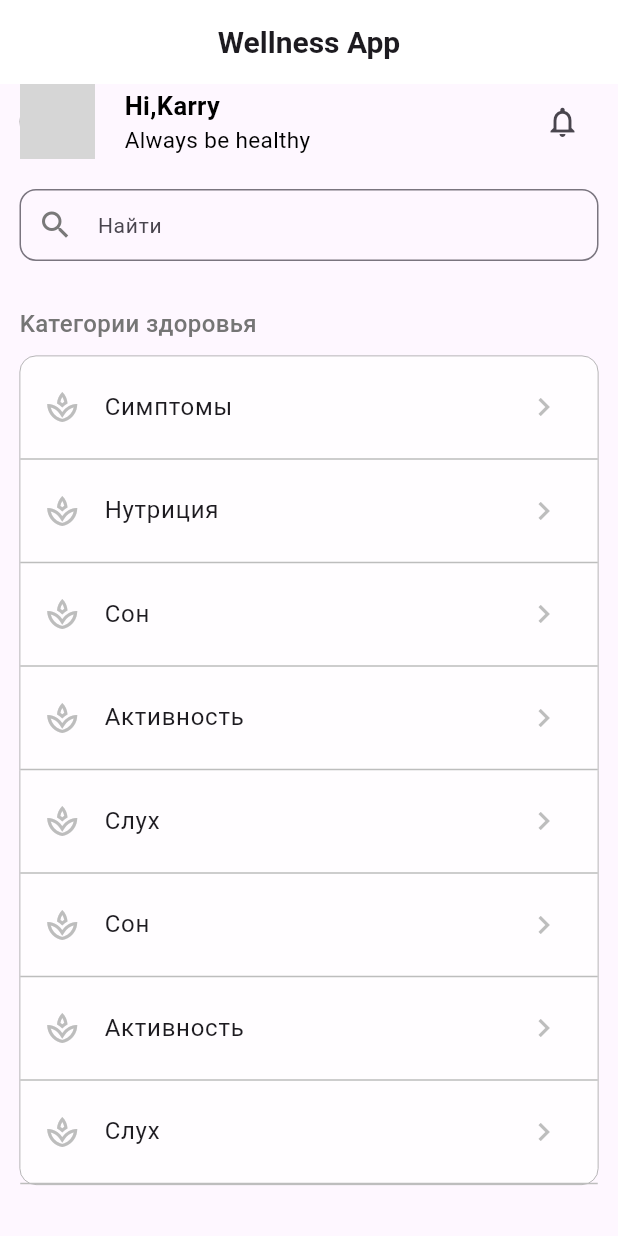
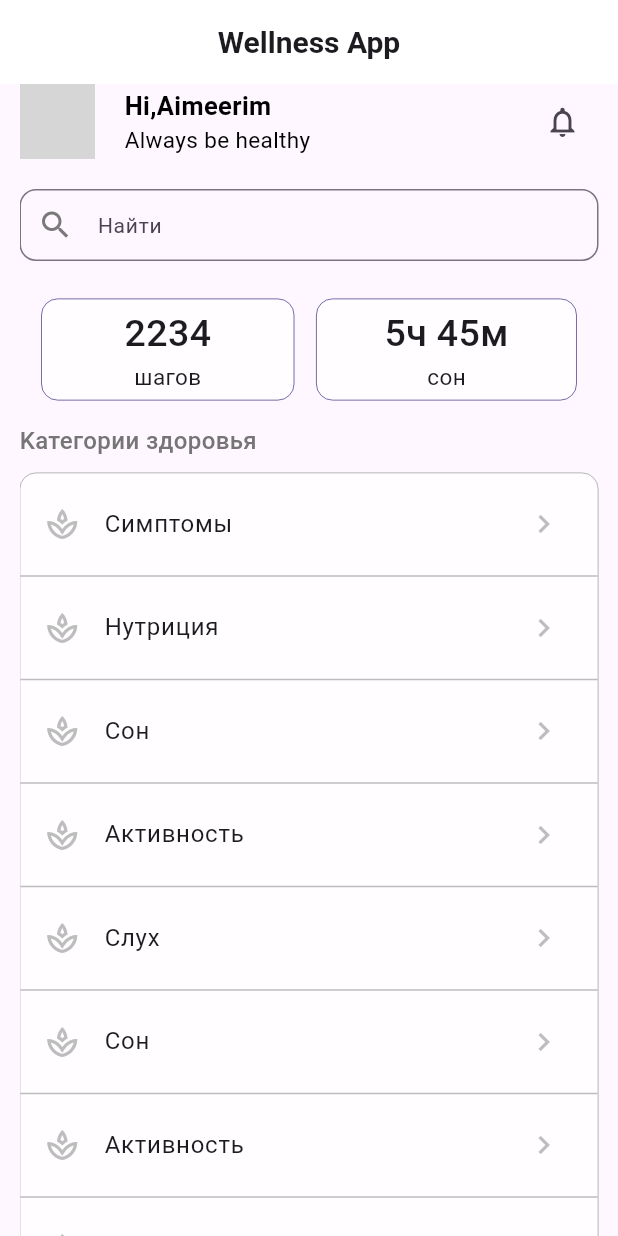
Before and after one commit to eminowam/wellness_mobile, a Flutter app: the HomePage screen opened directly, on a phone screen of 412 x 824 dp. Run offline on Flutter 3.47's test engine with Material 3 defaults, Android fonts, the phone set to English and light mode, and no system bars; our stand-ins replace shared_preferences; missing offline and left inert: flutter_verification_code; accounts and stored records are empty; network calls fail; grey boxes are pictures that could not be loaded.

Commit message:
create container for steps

```diff
--- a/lib/pages/main_screen/main_screen.dart
+++ b/lib/pages/main_screen/main_screen.dart
@@ -1,8 +1,10 @@
 import 'package:flutter/cupertino.dart';
 import 'package:flutter/material.dart';
+import 'package:wellness_mobile/configs/color.dart';
 import 'package:wellness_mobile/pages/main_screen/notification_screen.dart';
 import 'package:wellness_mobile/pages/main_screen/recom_screen.dart';
 import 'package:wellness_mobile/pages/widgets/app_scaffold/app_scaffold.dart';
+import 'package:wellness_mobile/pages/widgets/utils/custom_container.dart';
 import 'package:wellness_mobile/pages/widgets/utils/custom_search.dart';
 
 class HomePage extends StatefulWidget {
@@ -43,7 +45,7 @@ class _HomePageState extends State<HomePage> {
                           backgroundColor: Colors.grey,
                           radius: 25,
                           backgroundImage: NetworkImage(
-                              'https://t3.ftcdn.net/jpg/04/23/59/74/360_F_423597477_AKCjGMtevfCi9XJG0M8jter97kG466y7.jpg'),
+                              "https://thumbs.dreamstime.com/b/asian-beauty-animation-portrait-beautiful-girl-ancient-national-turban-married-woman-s-headdress-central-asia-vector-167032286.jpg"),
                         ),
                         SizedBox(
                           width: 20,
@@ -52,7 +54,7 @@ class _HomePageState extends State<HomePage> {
                           crossAxisAlignment: CrossAxisAlignment.start,
                           children: [
                             Text(
-                              'Hi,Karry',
+                              'Hi,Aimeerim',
                               style: TextStyle(
                                   color: Colors.black,
                                   fontSize: 17,
@@ -85,9 +87,15 @@ class _HomePageState extends State<HomePage> {
                 const SizedBox(
                   height: 15,
                 ),
-                const SizedBox(
-                  height: 15,
+                const SizedBox(height: 10),
+                const Row(
+                  mainAxisAlignment: MainAxisAlignment.spaceEvenly,
+                  children: [
+                    CustomContainer(textTitle: '2234', textSub: 'шагов', horizontal: 55),
+                    CustomContainer(textTitle: '5ч 45м', textSub: 'сон', horizontal: 45),
+                  ],
                 ),
+                const SizedBox(height: 15,),
                 Text(
                   'Kатегории здоровья',
                   style: TextStyle(
@@ -97,8 +105,6 @@ class _HomePageState extends State<HomePage> {
                 ),
                 const SizedBox(height: 10,),
                 Container(
-                  padding:
-                      const EdgeInsets.symmetric(horizontal: 0, vertical: 0),
                   decoration: BoxDecoration(
                     borderRadius: BorderRadius.circular(11),
                     color: Colors.white70,
--- /dev/null
+++ b/lib/pages/widgets/utils/custom_container.dart
@@ -0,0 +1,33 @@
+import 'package:flutter/material.dart';
+import 'package:wellness_mobile/configs/color.dart';
+
+class CustomContainer extends StatelessWidget {
+  final String textTitle;
+  final String textSub;
+  final double horizontal;
+  const CustomContainer({super.key, required this.textTitle, required this.textSub, required this.horizontal});
+
+  @override
+  Widget build(BuildContext context) {
+    return InkWell(
+      onTap: (){},
+      child: Container(
+        padding: EdgeInsets.symmetric(horizontal: horizontal,vertical: 5),
+        decoration: BoxDecoration(
+          borderRadius: BorderRadius.circular(11),
+          color: Colors.white70,
+          border: Border.all(
+            width: 0.5,
+            color: bottomColor,
+          ),
+        ),
+        child:  Column(
+          children: [
+            Text (textTitle,style: const TextStyle(fontSize: 25,fontWeight: FontWeight.w500),),
+            Text(textSub,style: const TextStyle(fontWeight: FontWeight.w400,fontSize: 15),)
+          ],
+        ),
+      ),
+    );
+  }
+}
```
